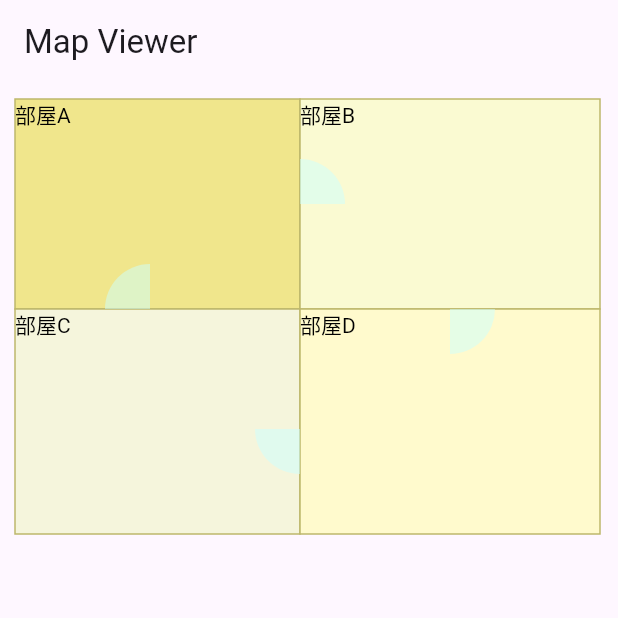
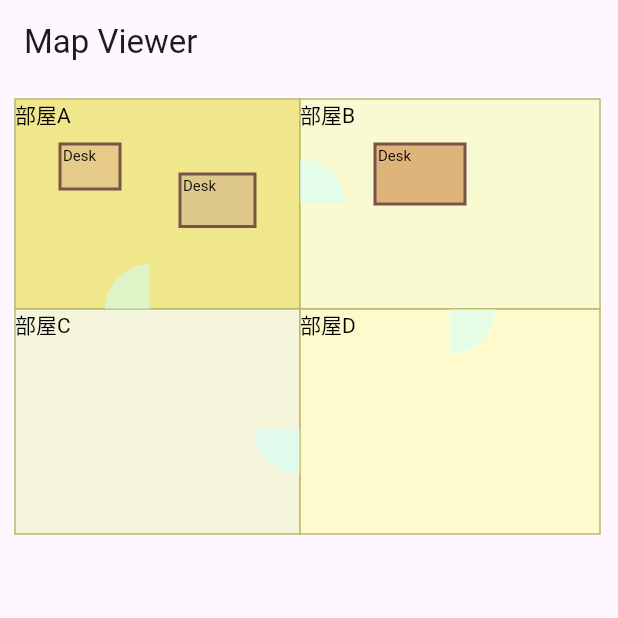
Before and after one commit to millionjoker/Madori, a Flutter app: the screen it shows after launch, on a phone screen of 412 x 824 dp, the top half of it. Run offline on Flutter 3.47's test engine with Material 3 defaults, Android fonts, the light colour scheme and no system bars; our stand-ins replace path_drawing; missing offline and left inert: dart:html.

Commit message:
ドアが閉まっているときのドア開閉位置の描画

```diff
--- /dev/null
+++ b/lib/models/door.dart
@@ -0,0 +1,55 @@
+import 'package:flutter/material.dart';
+
+class Door {
+  Offset center;
+  double radius;
+  double startAngle;
+  double endAngle;
+  double currentEndAngle;
+  Color color;
+  bool isOpen;
+
+  Door({
+    required this.center,
+    required this.radius,
+    required this.startAngle,
+    required this.endAngle,
+    required this.color,
+    this.isOpen = false,
+  }) : currentEndAngle = endAngle;
+
+  // factory Door.fromJson(Map<String, dynamic> json) {
+  //   return Door(
+  //     center: Offset(
+  //       (json['CenterX'] as num).toDouble(),
+  //       (json['CenterY'] as num).toDouble(),
+  //     ),
+  //     radius: (json['Radius'] as num).toDouble(),
+  //     startAngle: (json['StartAngle'] as num).toDouble(),
+  //     endAngle: (json['EndAngle'] as num).toDouble(),
+  //     color: _parseColor(json['Color']),
+  //   );
+  // }
+  factory Door.fromJson(Map<String, dynamic> json) {
+    final start = (json['StartAngle'] as num).toDouble();
+    final end = (json['EndAngle'] as num).toDouble();
+    return Door(
+      center: Offset(
+        (json['CenterX'] as num).toDouble(),
+        (json['CenterY'] as num).toDouble(),
+      ),
+      radius: (json['Radius'] as num).toDouble(),
+      startAngle: start, // ← 入れ替え
+      endAngle: end, // ← 入れ替え
+      color: _parseColor(json['Color']),
+    );
+  }
+}
+
+Color _parseColor(String hexColor) {
+  hexColor = hexColor.toUpperCase().replaceAll("#", "");
+  if (hexColor.length == 6) {
+    hexColor = "FF$hexColor";
+  }
+  return Color(int.parse(hexColor, radix: 16));
+}
--- /dev/null
+++ b/lib/models/furniture.dart
@@ -0,0 +1,45 @@
+import 'package:flutter/material.dart';
+import 'room.dart'; // 色パース関数を共有したい場合はこれを使う
+// もし room.dart の _parseColor を使わないなら、
+// このファイルにも _parseColor をコピーしても良い。
+
+class Furniture {
+  final String type;
+  final double x;
+  final double y;
+  final double width;
+  final double height;
+  final Color color;
+  bool isOn;
+
+  Furniture({
+    required this.type,
+    required this.x,
+    required this.y,
+    required this.width,
+    required this.height,
+    required this.color,
+    this.isOn = false,
+  });
+
+  factory Furniture.fromJson(Map<String, dynamic> json) {
+    return Furniture(
+      type: json['Type'],
+      x: (json['X'] as num).toDouble(),
+      y: (json['Y'] as num).toDouble(),
+      width: (json['Width'] as num).toDouble(),
+      height: (json['Height'] as num).toDouble(),
+      color: _parseColor(json['Color']),
+      isOn: json['IsOn'] ?? false,
+    );
+  }
+}
+
+// ここに色パース関数を置くか、room.dart のものを使うか選べる
+Color _parseColor(String hexColor) {
+  hexColor = hexColor.toUpperCase().replaceAll("#", "");
+  if (hexColor.length == 6) {
+    hexColor = "FF$hexColor";
+  }
+  return Color(int.parse(hexColor, radix: 16));
+}
--- a/lib/models/room.dart
+++ b/lib/models/room.dart
@@ -1,16 +1,20 @@
 import 'package:flutter/material.dart';
+import 'door.dart';
+import 'furniture.dart';
 
 class Room {
   final String name;
   final Color color;
   final List<Offset> points;
   final List<Door> doors;
+  final List<Furniture> furnitures;
 
   Room({
     required this.name,
     required this.color,
     required this.points,
     required this.doors,
+    required this.furnitures,
   });
 
   factory Room.fromJson(Map<String, dynamic> json) {
@@ -23,41 +27,16 @@ class Room {
                 Offset((p['X'] as num).toDouble(), (p['Y'] as num).toDouble()),
           )
           .toList(),
+
       doors: json['Doors'] == null
           ? []
           : (json['Doors'] as List).map((d) => Door.fromJson(d)).toList(),
-    );
-  }
-}
 
-class Door {
-  Offset center;
-  double radius;
-  double startAngle;
-  double endAngle;
-  double currentEndAngle;
-  Color color;
-  bool isOpen;
-
-  Door({
-    required this.center,
-    required this.radius,
-    required this.startAngle,
-    required this.endAngle,
-    required this.color,
-    this.isOpen = false,
-  }) : currentEndAngle = endAngle;
-
-  factory Door.fromJson(Map<String, dynamic> json) {
-    return Door(
-      center: Offset(
-        (json['CenterX'] as num).toDouble(),
-        (json['CenterY'] as num).toDouble(),
-      ),
-      radius: (json['Radius'] as num).toDouble(),
-      startAngle: (json['StartAngle'] as num).toDouble(),
-      endAngle: (json['EndAngle'] as num).toDouble(),
-      color: _parseColor(json['Color']),
+      furnitures: json['Furnitures'] == null
+          ? []
+          : (json['Furnitures'] as List)
+                .map((f) => Furniture.fromJson(f))
+                .toList(),
     );
   }
 }
--- a/pubspec.yaml
+++ b/pubspec.yaml
@@ -30,6 +30,7 @@ environment:
 dependencies:
   flutter:
     sdk: flutter
+  path_drawing: ^1.0.1
 
   # The following adds the Cupertino Icons font to your application.
   # Use with the CupertinoIcons class for iOS style icons.
```
Also changed, not shown: assets/madori.json (+35 -0 lines), lib/widgets/map_view.dart (+88 -9 lines), 2 other files.
